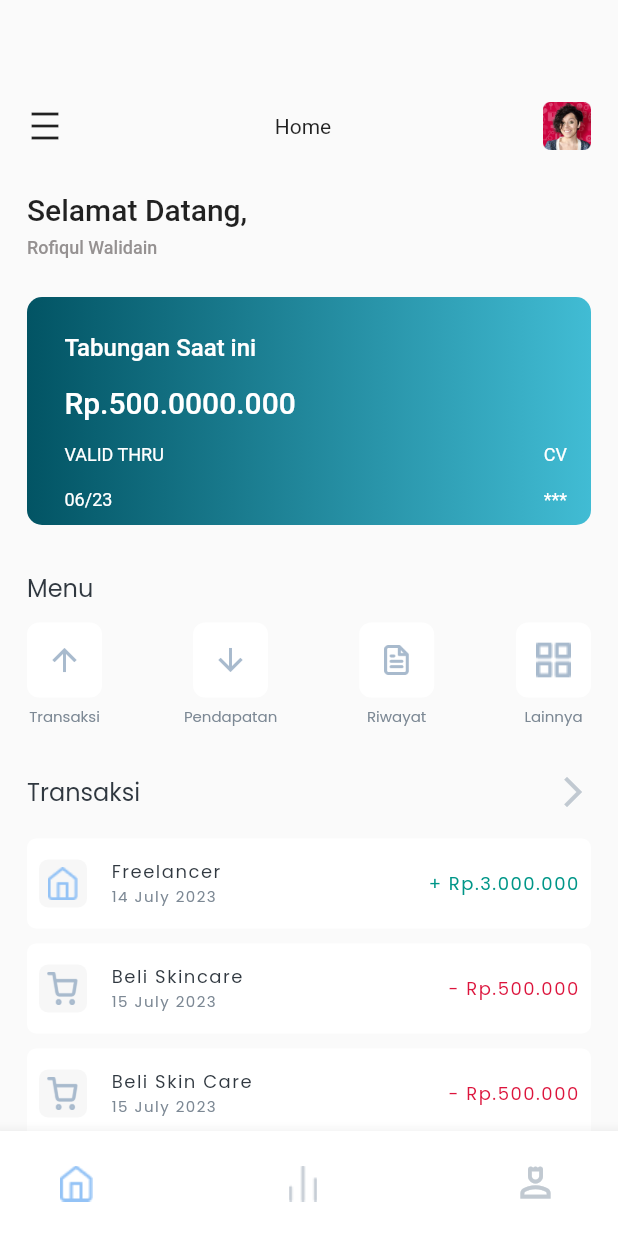
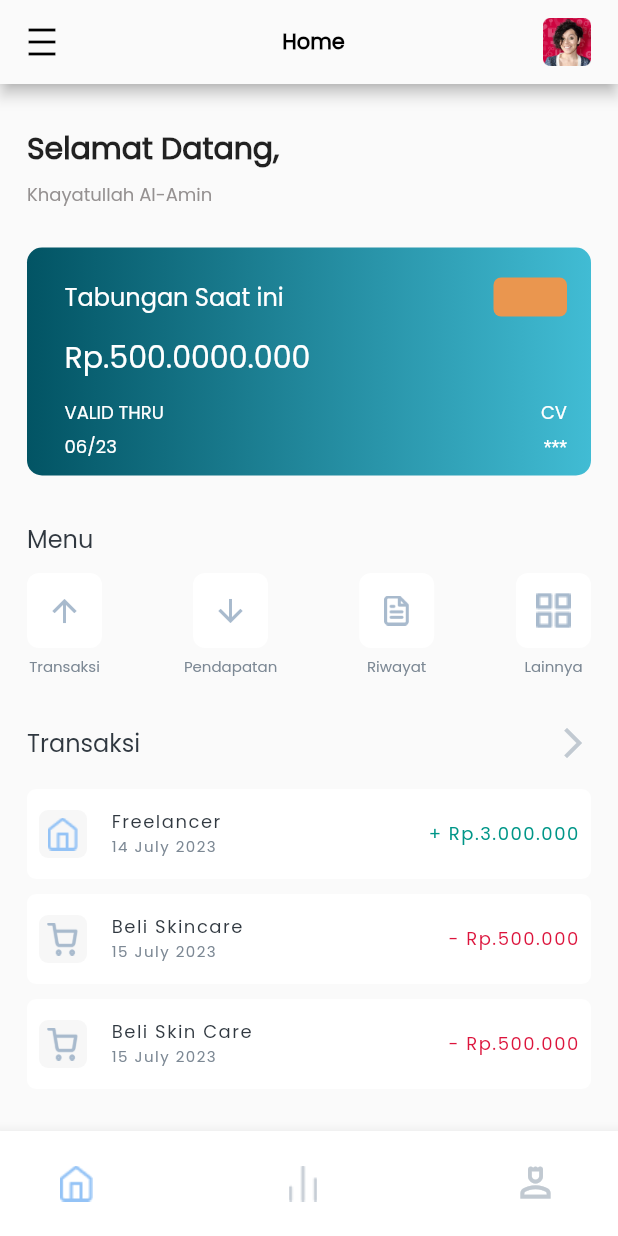
Before and after one commit to berkahIT/Mobile_Dev, a Flutter app: the HomeScreen screen opened by its route, on a phone screen of 412 x 824 dp. Run offline on Flutter 3.47's test engine with Material 2 defaults, Android fonts, the phone set to English and light mode, and no system bars; our stand-ins replace flutter_svg_provider, get.

Commit message:
fix:home screen

```diff
--- a/lib/presentation/home/home.screen.dart
+++ b/lib/presentation/home/home.screen.dart
@@ -10,19 +10,28 @@ class HomeScreen extends GetView<HomeController> {
   @override
   Widget build(BuildContext context) {
     return Scaffold(
-      body: Padding(
-        padding: EdgeInsets.only(top: 68, left: 18, right: 18),
-        child: SingleChildScrollView(
-          child: Column(
-            crossAxisAlignment: CrossAxisAlignment.start,
-            children: [
-              Row(
-                mainAxisAlignment: MainAxisAlignment.spaceBetween,
-                children: [
-                  Icon(Icons.density_medium),
-                  Text("Home"),
-                  GestureDetector(
-                    onTap: (){
+      appBar: AppBar(
+        backgroundColor: Color(0xFFFAFAFA),
+        leading: Icon(
+          Icons.density_medium,
+          color: Colors.black,
+        ),
+        title: Center(
+          child: Text(
+            "Home",
+            style: TextStyle(
+              color: Colors.black,
+              fontFamily: "Poppins",
+              fontWeight: FontWeight.bold,
+              fontSize: 14,
+            ),
+          ),
+        ),
+        actions: [
+          Padding(
+            padding: const EdgeInsets.only(right: 18),
+            child: GestureDetector(
+              onTap: () {
                 Get.toNamed(Routes.PROFIL);
               },
               child: Image(
@@ -30,29 +39,41 @@ class HomeScreen extends GetView<HomeController> {
                 height: 32,
                 width: 32,
               ),
+            ),
           )
         ],
       ),
+      backgroundColor: Color(0xFFFAFAFA),
+      body: Padding(
+        padding: EdgeInsets.only(left: 18, right: 18),
+        child: SingleChildScrollView(
+          child: Column(
+            crossAxisAlignment: CrossAxisAlignment.start,
+            children: [
               Padding(
                 padding: EdgeInsets.only(top: 28, bottom: 7),
                 child: Text(
                   "Selamat Datang,",
                   style: TextStyle(
-                    fontWeight: FontWeight.w500,
+                    fontWeight: FontWeight.bold,
+                    fontFamily: "Poppins",
                     fontSize: 20,
                   ),
                 ),
               ),
               Text(
-                "Rofiqul Walidain",
+                "Khayatullah Al-Amin",
                 style: TextStyle(
                   fontWeight: FontWeight.w500,
+                  fontFamily: "Poppins",
                   fontSize: 12,
                   color: Color(0xFF959191),
                 ),
               ),
               Container(
                 width: double.infinity,
+                padding:
+                    EdgeInsets.only(top: 20, left: 25, bottom: 10, right: 16),
                 height: 152,
                 margin: EdgeInsets.only(top: 26, bottom: 30),
                 decoration: BoxDecoration(
@@ -64,29 +85,45 @@ class HomeScreen extends GetView<HomeController> {
                       ],
                     ),
                     borderRadius: BorderRadius.circular(10)),
-                child: Padding(
-                  padding: const EdgeInsets.only(
-                      top: 24, left: 25, right: 16, bottom: 10),
                 child: Column(
                   mainAxisAlignment: MainAxisAlignment.spaceBetween,
                   crossAxisAlignment: CrossAxisAlignment.start,
+                  children: [
+                    Row(
+                      mainAxisAlignment: MainAxisAlignment.spaceBetween,
                       children: [
                         Text(
                           "Tabungan Saat ini",
                           style: TextStyle(
                             fontWeight: FontWeight.w500,
+                            fontFamily: "Poppins",
                             fontSize: 16,
                             color: Color(0xFFFFFFFF),
                           ),
+                        ),
+                        Container(
+                          width: 49,
+                          height: 26,
+                          decoration: ShapeDecoration(
+                              color: Color(0xFFEA964F),
+                              shape: RoundedRectangleBorder(
+                                  borderRadius: BorderRadius.circular(5))),
+                        )
+                      ],
                     ),
                     Text(
                       "Rp.500.0000.000",
                       style: TextStyle(
                           fontWeight: FontWeight.w500,
+                          fontFamily: "Poppins",
                           fontSize: 20,
                           color: Color(0xFFFFFFFF)),
                     ),
-                      Row(
+                    Column(
+                      children: [
+                        Padding(
+                          padding: const EdgeInsets.only(bottom: 5),
+                          child: Row(
                             mainAxisAlignment: MainAxisAlignment.spaceBetween,
                             children: [
                               Text(
@@ -94,6 +131,7 @@ class HomeScreen extends GetView<HomeController> {
                                 style: TextStyle(
                                     fontWeight: FontWeight.w400,
                                     fontSize: 12,
+                                    fontFamily: "Poppins",
                                     color: Color(0xFFFFFFFF)),
                               ),
                               Text(
@@ -101,9 +139,11 @@ class HomeScreen extends GetView<HomeController> {
                                 style: TextStyle(
                                     fontWeight: FontWeight.w400,
                                     fontSize: 12,
+                                    fontFamily: "Poppins",
                                     color: Color(0xFFFFFFFF)),
                               ),
                             ],
+                          ),
                         ),
                         Row(
                           mainAxisAlignment: MainAxisAlignment.spaceBetween,
@@ -113,6 +153,7 @@ class HomeScreen extends GetView<HomeController> {
                               style: TextStyle(
                                   fontWeight: FontWeight.w400,
                                   fontSize: 12,
+                                  fontFamily: "Poppins",
                                   color: Color(0xFFFFFFFF)),
                             ),
                             Text(
@@ -123,9 +164,10 @@ class HomeScreen extends GetView<HomeController> {
                                   color: Color(0xFFFFFFFF)),
                             ),
                           ],
+                        ),
+                      ],
                     )
                   ],
-                  ),
                 ),
               ),
               Text(
```
Lines whose indentation alone changed are shown as unchanged.
